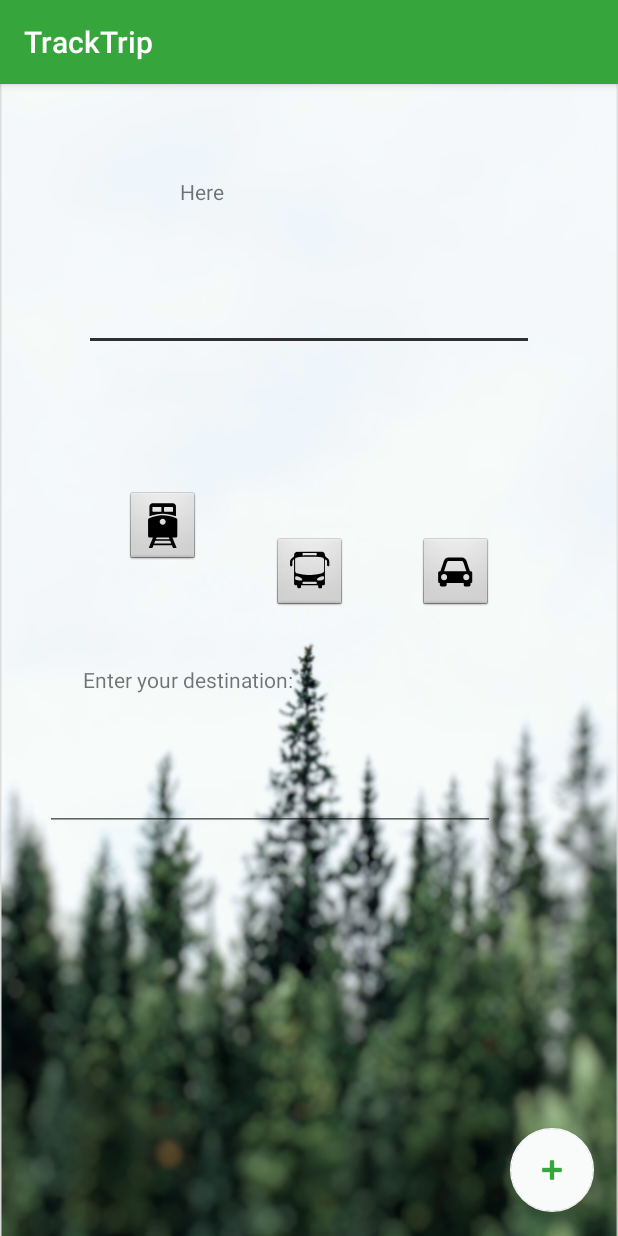
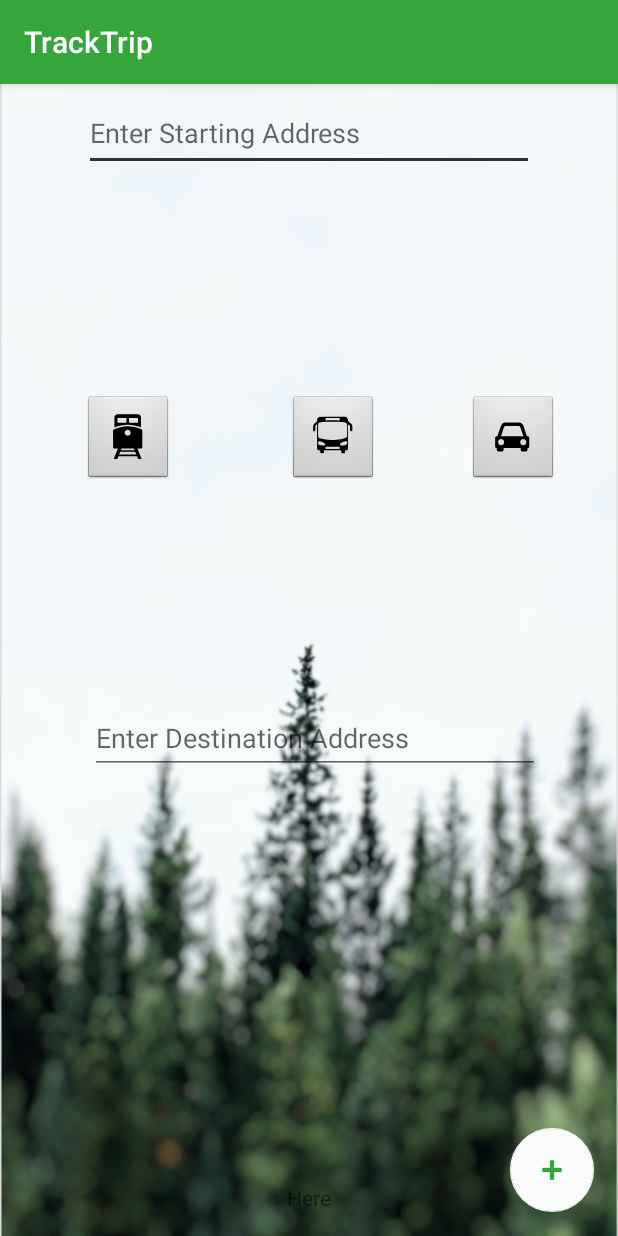
Before and after one commit to aashish7k5/RootCause01, an Android app: the TrackTrip screen opened directly, with no data from a screen before it, on a phone screen of 412 x 824 dp. Run offline under Robolectric (Android 15) with nearby library versions, the phone set to English and light mode, and no system bars.

Commit message:
Merge remote-tracking branch 'origin/master'
# Conflicts:
#	app/src/main/res/layout/content_track_trip.xml

```diff
--- a/app/src/main/java/com/example/aashishkumar/rootcause01/TrackTrip.java
+++ b/app/src/main/java/com/example/aashishkumar/rootcause01/TrackTrip.java
@@ -56,8 +56,6 @@ public class TrackTrip extends AppCompatActivity {
         }
 
 
-
-        text.setTextColor(Color.CYAN);
         String complete = "";
         complete += start.getText(); complete += "*" + mode + "*"; complete += end.getText() + "*"; complete += Calendar.getInstance().getTime().toString().substring(0, 10); complete += "λ";
         try {
@@ -77,7 +75,6 @@ public class TrackTrip extends AppCompatActivity {
             contents += in.nextLine();
         }
 
-        text.setText(contents);
         start.setText(""); end.setText(""); mode = "";
     }
 
--- a/app/src/main/res/layout/activity_main.xml
+++ b/app/src/main/res/layout/activity_main.xml
@@ -13,13 +13,14 @@
         android:layout_width="140dp"
         android:layout_height="47dp"
         android:layout_marginStart="8dp"
-        android:layout_marginTop="35dp"
+        android:layout_marginTop="96dp"
         android:layout_marginEnd="8dp"
         android:backgroundTint="@color/colorPrimary"
         android:onClick="TrackTripScreen"
         android:text="New Trip"
-        android:textAppearance="@style/TextAppearance.AppCompat.Body1"
+        android:textAppearance="@style/TextAppearance.AppCompat.Button"
         android:textColor="#ffffff"
+        android:textSize="14dp"
         app:layout_constraintEnd_toEndOf="parent"
         app:layout_constraintStart_toStartOf="parent"
         app:layout_constraintTop_toTopOf="parent" />
@@ -32,10 +33,11 @@
         android:layout_marginStart="8dp"
         android:layout_marginTop="24dp"
         android:layout_marginEnd="8dp"
+        android:textSize="14dp"
         android:backgroundTint="@color/colorPrimary"
         android:onClick="ViewPastTripsScreen"
         android:text="View Past Trips"
-        android:textAppearance="@style/TextAppearance.AppCompat.Body1"
+        android:textAppearance="@style/TextAppearance.AppCompat.Button"
         android:textColor="#ffffff"
 
         android:textStyle="normal"
@@ -54,11 +56,30 @@
         android:backgroundTint="@color/colorPrimary"
         android:onClick="SettingsScreen"
         android:text="Settings"
-        android:textAppearance="@style/TextAppearance.AppCompat.Body1"
+        android:textAppearance="@style/TextAppearance.AppCompat.Button"
         android:textColor="#ffffff"
         app:layout_constraintEnd_toEndOf="parent"
         app:layout_constraintStart_toStartOf="parent"
         app:layout_constraintTop_toBottomOf="@+id/button_past" />
+
+    <ImageView
+        android:layout_width="250dp"
+        android:layout_height="50dp"
+        android:layout_marginStart="8dp"
+        android:layout_marginTop="8dp"
+        android:layout_marginEnd="8dp"
+        android:layout_marginBottom="8dp"
+        android:contentDescription="Logo"
+        android:src="@drawable/logo"
+        app:layout_constraintBottom_toTopOf="@+id/button_track"
+        app:layout_constraintEnd_toEndOf="parent"
+        app:layout_constraintStart_toStartOf="parent"
+        app:layout_constraintTop_toTopOf="parent" />
+        <!--app:layout_constraintBottom_toBottomOf="parent"-->
+        <!--app:layout_constraintEnd_toEndOf="parent"-->
+        <!--app:layout_constraintStart_toStartOf="parent"-->
+        <!--app:layout_constraintTop_toBottomOf="@+id/button_settings"-->
+        app:layout_constraintVertical_bias="0.0" />
 
     <android.support.constraint.Guideline
         android:id="@+id/guideline"
--- a/app/src/main/res/layout/content_track_trip.xml
+++ b/app/src/main/res/layout/content_track_trip.xml
@@ -11,30 +11,19 @@
     <TextView
         android:id="@+id/displaytext"
         android:layout_width="wrap_content"
-        android:layout_height="wrap_content"
-        android:layout_marginStart="30dp"
-        android:layout_marginTop="16dp"
-        android:layout_marginEnd="173dp"
+        android:layout_height="18dp"
+        android:layout_marginStart="8dp"
+        android:layout_marginTop="8dp"
+        android:layout_marginEnd="8dp"
+        android:layout_marginBottom="8dp"
         android:text="Enter your starting place:"
-        app:layout_constraintBottom_toTopOf="@+id/starttextbox"
+        app:layout_constraintBottom_toBottomOf="parent"
         app:layout_constraintEnd_toEndOf="parent"
         app:layout_constraintStart_toStartOf="parent"
-        app:layout_constraintTop_toTopOf="parent">
+        app:layout_constraintTop_toBottomOf="@+id/endtextbox"
+        app:layout_constraintVertical_bias="0.966">
 
     </TextView>
-
-    <TextView
-        android:id="@+id/displaytext2"
-        android:layout_width="wrap_content"
-        android:layout_height="wrap_content"
-        android:layout_marginStart="28dp"
-        android:layout_marginTop="16dp"
-        android:layout_marginEnd="190dp"
-        android:text="Enter your destination:"
-        app:layout_constraintBottom_toTopOf="@+id/endtextbox"
-        app:layout_constraintEnd_toEndOf="parent"
-        app:layout_constraintStart_toStartOf="parent"
-        app:layout_constraintTop_toBottomOf="@+id/train" />
 
 
     <EditText
@@ -42,72 +31,91 @@
         android:layout_width="300dp"
         android:layout_height="50dp"
         android:layout_marginStart="8dp"
-        android:layout_marginTop="24dp"
+        android:layout_marginTop="8dp"
         android:layout_marginEnd="8dp"
-        android:layout_marginBottom="16dp"
-        app:layout_constraintBottom_toTopOf="@+id/train"
+        android:autofillHints="@string/enter_address"
+        android:hint="Enter Starting Address"
         app:layout_constraintEnd_toEndOf="parent"
         app:layout_constraintStart_toStartOf="parent"
-        app:layout_constraintTop_toTopOf="@+id/displaytext" />
+        app:layout_constraintTop_toTopOf="parent" />
 
     <ImageButton
         android:id="@+id/train"
         style="@android:style/Widget.ImageButton"
-        android:layout_width="50dp"
-        android:layout_height="50dp"
-        android:layout_marginStart="52dp"
-        android:layout_marginTop="36dp"
+        android:layout_width="60dp"
+        android:layout_height="60dp"
+        android:layout_marginStart="8dp"
+        android:layout_marginTop="8dp"
         android:layout_marginEnd="8dp"
         android:layout_marginBottom="8dp"
         android:onClick="SelectTrain"
         android:src="@drawable/ic_train"
-        app:layout_constraintBottom_toTopOf="@+id/displaytext2"
+        app:layout_constraintBottom_toTopOf="@+id/endtextbox"
         app:layout_constraintEnd_toStartOf="@+id/bus"
+        app:layout_constraintHorizontal_bias="0.409"
         app:layout_constraintStart_toStartOf="parent"
-        app:layout_constraintTop_toBottomOf="@+id/starttextbox" />
+        app:layout_constraintTop_toBottomOf="@+id/starttextbox"
+        app:layout_constraintVertical_bias="0.509">
+
+    </ImageButton>
+        <!--app:layout_constraintBottom_toTopOf="@+id/endtextbox"-->
+        <!--app:layout_constraintEnd_toStartOf="@+id/bus"-->
+        <!--app:layout_constraintHorizontal_bias="0.49"-->
+        <!--app:layout_constraintStart_toStartOf="parent" />-->
+        <!--app:layout_constraintBottom_toTopOf="@+id/displaytext2"-->
+        <!--app:layout_constraintEnd_toStartOf="@+id/bus"-->
+        <!--app:layout_constraintStart_toStartOf="parent"-->
+        <!--app:layout_constraintTop_toBottomOf="@+id/starttextbox" />-->
 
     <ImageButton
         android:id="@+id/bus"
         style="@android:style/Widget.ImageButton"
-        android:layout_width="50dp"
-        android:layout_height="50dp"
-        android:layout_marginStart="8dp"
-        android:layout_marginTop="36dp"
-        android:layout_marginEnd="8dp"
+        android:layout_width="60dp"
+        android:layout_height="60dp"
+        android:layout_marginTop="8dp"
+        android:layout_marginEnd="60dp"
         android:layout_marginBottom="8dp"
         android:onClick="SelectBus"
         android:src="@drawable/ic_bus"
         app:layout_constraintBottom_toTopOf="@+id/endtextbox"
         app:layout_constraintEnd_toStartOf="@+id/ecar"
-        app:layout_constraintStart_toEndOf="@+id/train"
-        app:layout_constraintTop_toBottomOf="@+id/starttextbox" />
+        app:layout_constraintTop_toBottomOf="@+id/starttextbox"
+        app:layout_constraintVertical_bias="0.509" />
+        <!--app:layout_constraintBottom_toTopOf="@+id/endtextbox"-->
+        <!--app:layout_constraintEnd_toStartOf="@+id/ecar"-->
+        <!--app:layout_constraintStart_toEndOf="@+id/train"-->
+        <!--app:layout_constraintTop_toBottomOf="@+id/starttextbox" />-->
 
     <ImageButton
         android:id="@+id/ecar"
         style="@android:style/Widget.ImageButton"
-        android:layout_width="50dp"
-        android:layout_height="50dp"
-        android:layout_marginStart="8dp"
-        android:layout_marginTop="36dp"
-        android:layout_marginEnd="52dp"
+        android:layout_width="60dp"
+        android:layout_height="60dp"
+        android:layout_marginTop="8dp"
+        android:layout_marginEnd="40dp"
         android:layout_marginBottom="8dp"
         android:onClick="SelectCar"
         android:src="@drawable/ic_car"
         app:layout_constraintBottom_toTopOf="@+id/endtextbox"
         app:layout_constraintEnd_toEndOf="parent"
-        app:layout_constraintStart_toEndOf="@+id/bus"
-        app:layout_constraintTop_toBottomOf="@+id/starttextbox" />
+        app:layout_constraintTop_toBottomOf="@+id/starttextbox"
+        app:layout_constraintVertical_bias="0.509" />
+        <!--app:layout_constraintBottom_toTopOf="@+id/endtextbox"-->
+        <!--app:layout_constraintEnd_toEndOf="parent"-->
+        <!--app:layout_constraintStart_toEndOf="@+id/bus"-->
+        <!--app:layout_constraintTop_toBottomOf="@+id/starttextbox" />-->
 
     <EditText
         android:id="@+id/endtextbox"
         android:layout_width="300dp"
-        android:layout_height="50dp"
+        android:layout_height="48dp"
         android:layout_marginStart="30dp"
         android:layout_marginEnd="30dp"
-        android:layout_marginBottom="270dp"
+        android:layout_marginBottom="308dp"
+        android:hint="Enter Destination Address"
         app:layout_constraintBottom_toBottomOf="parent"
         app:layout_constraintEnd_toEndOf="parent"
-        app:layout_constraintHorizontal_bias="0.0"
+        app:layout_constraintHorizontal_bias="0.583"
         app:layout_constraintStart_toStartOf="parent" />
 
 
--- a/app/src/main/res/values/styles.xml
+++ b/app/src/main/res/values/styles.xml
@@ -1,7 +1,7 @@
 <resources>
 
     <!-- Base application theme. -->
-    <style name="AppTheme" parent="Theme.AppCompat.Light.DarkActionBar">
+    <style name="AppTheme" parent="Theme.AppCompat.Light.NoActionBar">
         <!-- Customize your theme here. -->
         <item name="colorPrimary">@color/colorPrimary</item>
         <item name="colorPrimaryDark">@color/colorPrimaryDark</item>
```
Also changed, not shown: app/src/main/res/drawable/logo.png (added).
